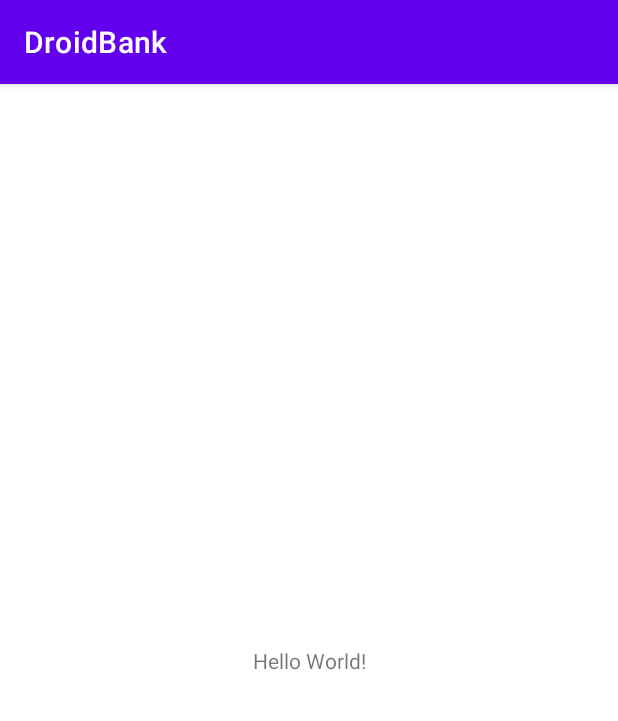
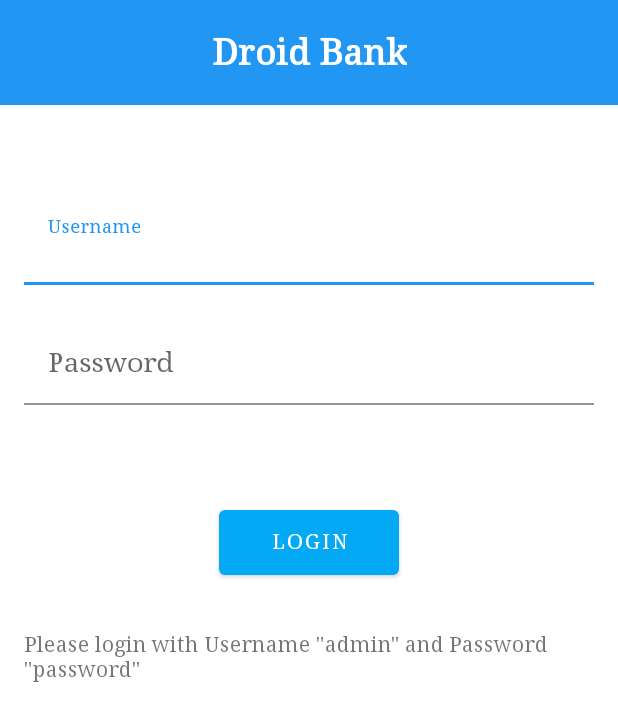
Before and after one commit to theKeval/DroidBank, an Android app: the screen it shows after launch (MainActivity before the commit, LoginActivity after it), on a phone screen of 412 x 824 dp. Shown: the top 721 px of the screen. Run offline under Robolectric (Android 15) with nearby library versions, the phone set to English and light mode, and no system bars.

Commit message:
upto login page ui

```diff
--- a/app/src/main/AndroidManifest.xml
+++ b/app/src/main/AndroidManifest.xml
@@ -9,13 +9,16 @@
         android:roundIcon="@mipmap/ic_launcher_round"
         android:supportsRtl="true"
         android:theme="@style/Theme.DroidBank">
-        <activity android:name=".MainActivity">
+        <activity android:name=".LoginActivity">
             <intent-filter>
                 <action android:name="android.intent.action.MAIN" />
 
                 <category android:name="android.intent.category.LAUNCHER" />
             </intent-filter>
         </activity>
+
+        <activity android:name=".MainActivity" />
+
     </application>
 
 </manifest>
--- /dev/null
+++ b/app/src/main/java/com/thekeval/droidbank/LoginActivity.java
@@ -0,0 +1,31 @@
+package com.thekeval.droidbank;
+
+import androidx.appcompat.app.AppCompatActivity;
+
+import android.os.Bundle;
+import android.view.View;
+import android.widget.Button;
+import android.widget.EditText;
+
+public class LoginActivity extends AppCompatActivity {
+
+    EditText etUsername, etPassword;
+    Button btnLogin;
+
+    @Override
+    protected void onCreate(Bundle savedInstanceState) {
+        super.onCreate(savedInstanceState);
+        setContentView(R.layout.activity_login);
+
+        etUsername = findViewById(R.id.et_username);
+        etPassword = findViewById(R.id.et_password);
+        btnLogin = findViewById(R.id.btnLogin);
+
+        btnLogin.setOnClickListener(new View.OnClickListener() {
+            @Override
+            public void onClick(View view) {
+
+            }
+        });
+    }
+}
--- /dev/null
+++ b/app/src/main/res/layout/activity_login.xml
@@ -0,0 +1,108 @@
+<?xml version="1.0" encoding="utf-8"?>
+<androidx.constraintlayout.widget.ConstraintLayout xmlns:android="http://schemas.android.com/apk/res/android"
+    xmlns:app="http://schemas.android.com/apk/res-auto"
+    xmlns:tools="http://schemas.android.com/tools"
+    android:layout_width="match_parent"
+    android:layout_height="match_parent"
+    tools:context=".LoginActivity">
+
+    <View
+        android:id="@+id/view3"
+        android:layout_width="match_parent"
+        android:layout_height="70dp"
+        android:background="#2196F3"
+        app:layout_constraintEnd_toEndOf="parent"
+        app:layout_constraintStart_toStartOf="parent"
+        app:layout_constraintTop_toTopOf="parent">
+
+    </View>
+
+    <TextView
+        android:id="@+id/textView"
+        android:layout_width="wrap_content"
+        android:layout_height="wrap_content"
+        android:text="Droid Bank"
+        android:textColor="@color/white"
+        android:textSize="24sp"
+        android:textStyle="bold"
+        app:layout_constraintBottom_toBottomOf="@+id/view3"
+        app:layout_constraintEnd_toEndOf="parent"
+        app:layout_constraintStart_toStartOf="@+id/view3"
+        app:layout_constraintTop_toTopOf="@+id/view3" />
+
+    <com.google.android.material.textfield.TextInputLayout
+        android:id="@+id/input_username"
+        android:layout_width="match_parent"
+        android:layout_height="wrap_content"
+        android:layout_marginStart="16dp"
+        android:layout_marginTop="64dp"
+        android:layout_marginEnd="16dp"
+        app:boxStrokeColor="@color/material_blue_dark"
+        app:hintTextColor="@color/material_blue_dark"
+        app:layout_constraintEnd_toEndOf="parent"
+        app:layout_constraintStart_toStartOf="parent"
+        app:layout_constraintTop_toBottomOf="@+id/view3">
+
+        <EditText
+            android:id="@+id/et_username"
+            android:layout_width="match_parent"
+            android:layout_height="wrap_content"
+            android:background="@color/white"
+            android:hint="Username"
+            android:inputType="text"
+            android:singleLine="true"
+            android:textColor="@color/material_blue_light"
+            android:textSize="18sp" />
+
+    </com.google.android.material.textfield.TextInputLayout>
+
+    <com.google.android.material.textfield.TextInputLayout
+        android:id="@+id/input_password"
+        android:layout_width="match_parent"
+        android:layout_height="wrap_content"
+        android:layout_marginStart="16dp"
+        android:layout_marginTop="24dp"
+        android:layout_marginEnd="16dp"
+        app:boxStrokeColor="@color/material_blue_dark"
+        app:hintTextColor="@color/material_blue_dark"
+        app:layout_constraintEnd_toEndOf="parent"
+        app:layout_constraintStart_toStartOf="parent"
+        app:layout_constraintTop_toBottomOf="@+id/input_username">
+
+        <EditText
+            android:id="@+id/et_password"
+            android:layout_width="match_parent"
+            android:layout_height="wrap_content"
+            android:background="@color/white"
+            android:hint="Password"
+            android:inputType="textPassword"
+            android:singleLine="true"
+            android:textColor="@color/material_blue_light"
+            android:textSize="18sp" />
+
+    </com.google.android.material.textfield.TextInputLayout>
+
+    <Button
+        android:id="@+id/btnLogin"
+        android:layout_width="120dp"
+        android:layout_height="55dp"
+        android:layout_marginTop="64dp"
+        android:text="Login"
+        app:backgroundTint="#03A9F4"
+        app:layout_constraintEnd_toEndOf="parent"
+        app:layout_constraintStart_toStartOf="parent"
+        app:layout_constraintTop_toBottomOf="@+id/input_password" />
+
+    <TextView
+        android:id="@+id/textView3"
+        android:layout_width="0dp"
+        android:layout_height="wrap_content"
+        android:layout_marginStart="16dp"
+        android:layout_marginTop="32dp"
+        android:layout_marginEnd="16dp"
+        android:text='Please login with Username "admin" and Password "password"'
+        app:layout_constraintEnd_toEndOf="parent"
+        app:layout_constraintStart_toStartOf="parent"
+        app:layout_constraintTop_toBottomOf="@+id/btnLogin" />
+
+</androidx.constraintlayout.widget.ConstraintLayout>
--- a/app/src/main/res/layout/activity_main.xml
+++ b/app/src/main/res/layout/activity_main.xml
@@ -9,6 +9,7 @@
     <TextView
         android:layout_width="wrap_content"
         android:layout_height="wrap_content"
+        android:fontFamily="@font/droid_serif"
         android:text="Hello World!"
         app:layout_constraintBottom_toBottomOf="parent"
         app:layout_constraintLeft_toLeftOf="parent"
--- a/app/src/main/res/values/colors.xml
+++ b/app/src/main/res/values/colors.xml
@@ -7,4 +7,10 @@
     <color name="teal_700">#FF018786</color>
     <color name="black">#FF000000</color>
     <color name="white">#FFFFFFFF</color>
+
+    <color name="material_blue_light">#03A9F4</color>
+    <color name="material_blue_dark">#2196F3</color>
+    <color name="material_teal_light">#00BCD4</color>
+    <color name="material_teal_dark">#009688</color>
+
 </resources>
--- a/app/src/main/res/values/themes.xml
+++ b/app/src/main/res/values/themes.xml
@@ -1,6 +1,6 @@
 <resources xmlns:tools="http://schemas.android.com/tools">
     <!-- Base application theme. -->
-    <style name="Theme.DroidBank" parent="Theme.MaterialComponents.DayNight.DarkActionBar">
+    <style name="Theme.DroidBank" parent="Theme.MaterialComponents.DayNight.NoActionBar">
         <!-- Primary brand color. -->
         <item name="colorPrimary">@color/purple_500</item>
         <item name="colorPrimaryVariant">@color/purple_700</item>
@@ -12,5 +12,9 @@
         <!-- Status bar color. -->
         <item name="android:statusBarColor" tools:targetApi="l">?attr/colorPrimaryVariant</item>
         <!-- Customize your theme here. -->
+
+        <item name="fontFamily">@font/droid_serif</item>
+<!--        <item name="android:textSize">16sp</item>-->
+
     </style>
 </resources>
```
Also changed, not shown: app/src/main/res/font/droid_serif.ttf (added).
